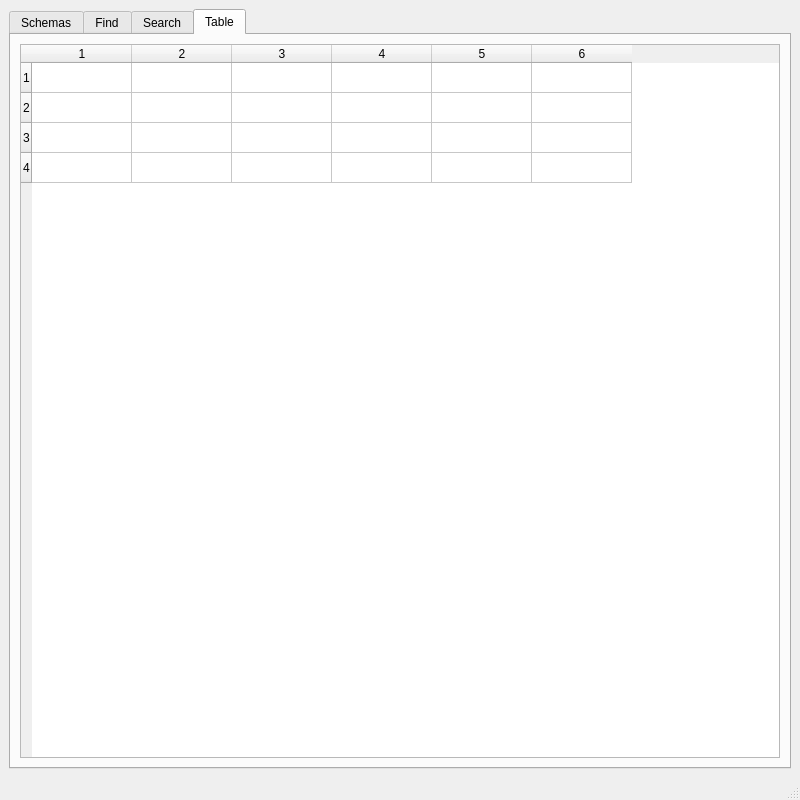
Old version of the form tables_editor.ui in the repository waynegramlich/table_tools.
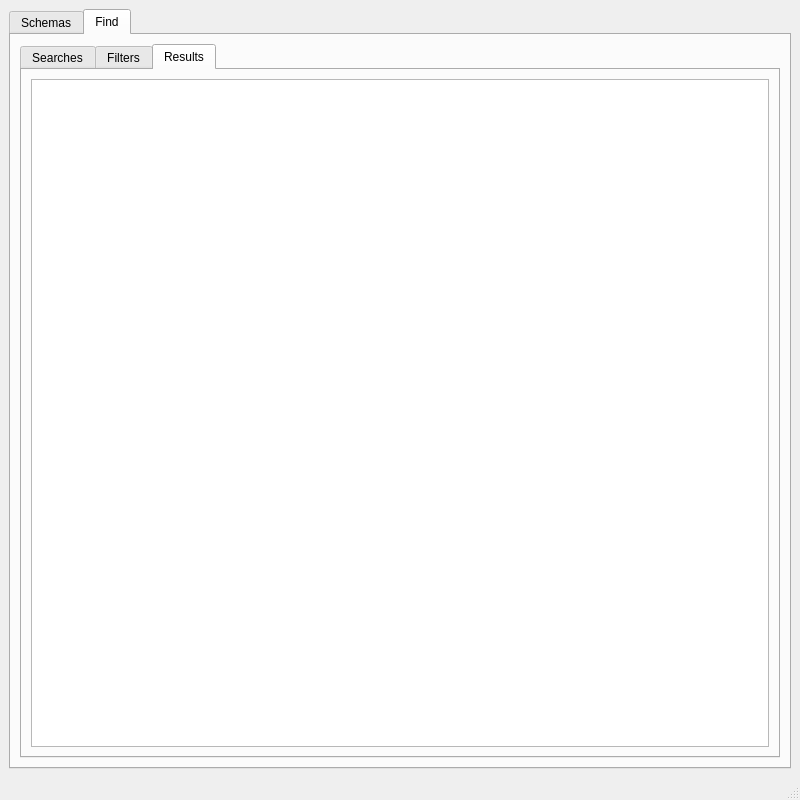
New version of the form. The open tabs and pages were chosen to show the change.

Commit message: Removed some old tabs.

Diff of the .ui file:
```diff
--- a/tables_editor.ui
+++ b/tables_editor.ui
@@ -26,7 +26,7 @@
      <verstretch>1</verstretch>
     </sizepolicy>
    </property>
-   <layout class="QGridLayout" name="gridLayout_8">
+   <layout class="QGridLayout" name="gridLayout_9">
     <item row="0" column="0">
      <widget class="QTabWidget" name="root_tabs">
       <property name="sizePolicy">
@@ -636,101 +636,26 @@
            <attribute name="title">
             <string>Filters</string>
            </attribute>
+           <layout class="QGridLayout" name="gridLayout_4">
+            <item row="0" column="0">
+             <widget class="QTableWidget" name="filters_table"/>
+            </item>
+           </layout>
           </widget>
           <widget class="QWidget" name="results_tab">
            <attribute name="title">
             <string>Results</string>
            </attribute>
+           <layout class="QGridLayout" name="gridLayout_8">
+            <item row="0" column="0">
+             <widget class="QTableWidget" name="results_table"/>
+            </item>
+           </layout>
           </widget>
          </widget>
         </item>
        </layout>
       </widget>
-      <widget class="QWidget" name="search_tab">
-       <attribute name="title">
-        <string>Search</string>
-       </attribute>
-       <layout class="QGridLayout" name="gridLayout_3">
-        <item row="0" column="0">
-         <layout class="QGridLayout" name="search_grid">
-          <item row="2" column="2">
-           <widget class="QLabel" name="search_criteria_label">
-            <property name="text">
-             <string/>
-            </property>
-           </widget>
-          </item>
-          <item row="0" column="0">
-           <widget class="QPushButton" name="search_clear_button">
-            <property name="text">
-             <string>Clear</string>
-            </property>
-           </widget>
-          </item>
-          <item row="0" column="2">
-           <widget class="QPushButton" name="search_dismiss_button">
-            <property name="text">
-             <string>Dismiss</string>
-            </property>
-           </widget>
-          </item>
-          <item row="0" column="1">
-           <widget class="QPushButton" name="search_search_button">
-            <property name="text">
-             <string>Search</string>
-            </property>
-           </widget>
-          </item>
-          <item row="1" column="0" rowspan="2" colspan="3">
-           <widget class="QTableWidget" name="search_table"/>
-          </item>
-         </layout>
-        </item>
-       </layout>
-      </widget>
-      <widget class="QWidget" name="data_tab">
-       <property name="sizePolicy">
-        <sizepolicy hsizetype="Expanding" vsizetype="Expanding">
-         <horstretch>1</horstretch>
-         <verstretch>1</verstretch>
-        </sizepolicy>
-       </property>
-       <attribute name="title">
-        <string>Table</string>
-       </attribute>
-       <layout class="QGridLayout" name="gridLayout_4">
-        <item row="0" column="0">
-         <layout class="QGridLayout" name="data_grid" rowstretch="1" columnstretch="1,0">
-          <item row="0" column="0" colspan="2">
-           <widget class="QTableWidget" name="data_table">
-            <property name="sizePolicy">
-             <sizepolicy hsizetype="Expanding" vsizetype="Expanding">
-              <horstretch>1</horstretch>
-              <verstretch>1</verstretch>
-             </sizepolicy>
-            </property>
-            <property name="rowCount">
-             <number>4</number>
-            </property>
-            <property name="columnCount">
-             <number>6</number>
-            </property>
-            <row/>
-            <row/>
-            <row/>
-            <row/>
-            <column/>
-            <column/>
-            <column/>
-            <column/>
-            <column/>
-            <column/>
-           </widget>
-          </item>
-         </layout>
-        </item>
-       </layout>
-      </widget>
      </widget>
     </item>
    </layout>
```
Left out of the diff: 2 changed lines with no effect on the pictures. The commit also changes 1 other file.
